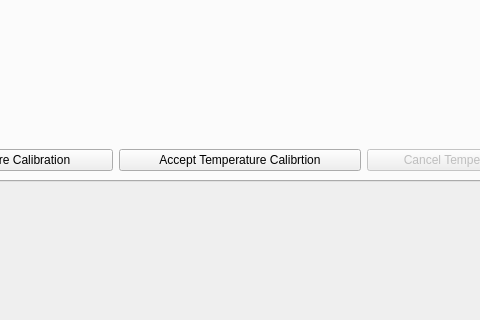
Before: the Qt Designer form ground/gcs/src/plugins/config/attitude.ui in TauLabs/TauLabs, drawn with Qt 5; both pictures show x 151 to 631 and y 429 to 749 of the 782 by 867 pixel window.
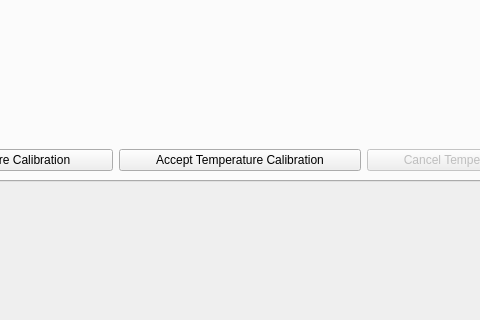
After: the same form once the commit is applied. The open tabs and pages were chosen to show the change. Icons and pictures are not drawn. Custom widgets are drawn as their Qt base class.

The edit to the form file:
```diff
--- a/ground/gcs/src/plugins/config/attitude.ui
+++ b/ground/gcs/src/plugins/config/attitude.ui
@@ -976,7 +976,7 @@
          <item>
           <widget class="QPushButton" name="acceptTempCal">
            <property name="text">
-            <string>Accept Temperature Calibrtion</string>
+            <string>Accept Temperature Calibration</string>
            </property>
           </widget>
          </item>
```
